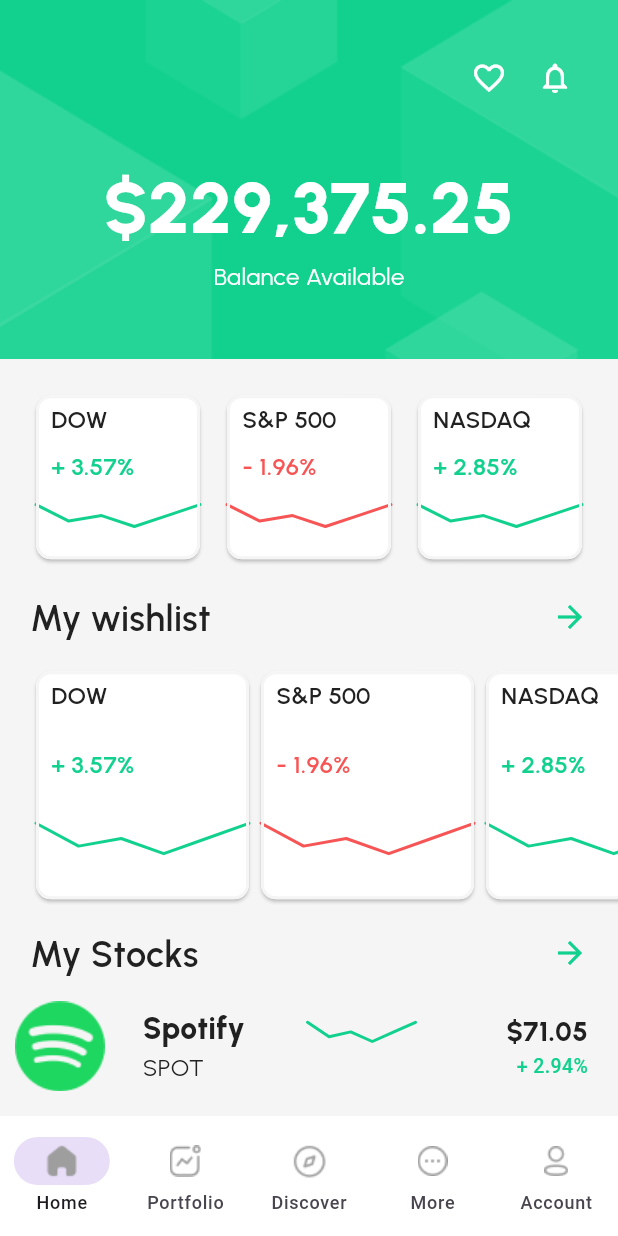
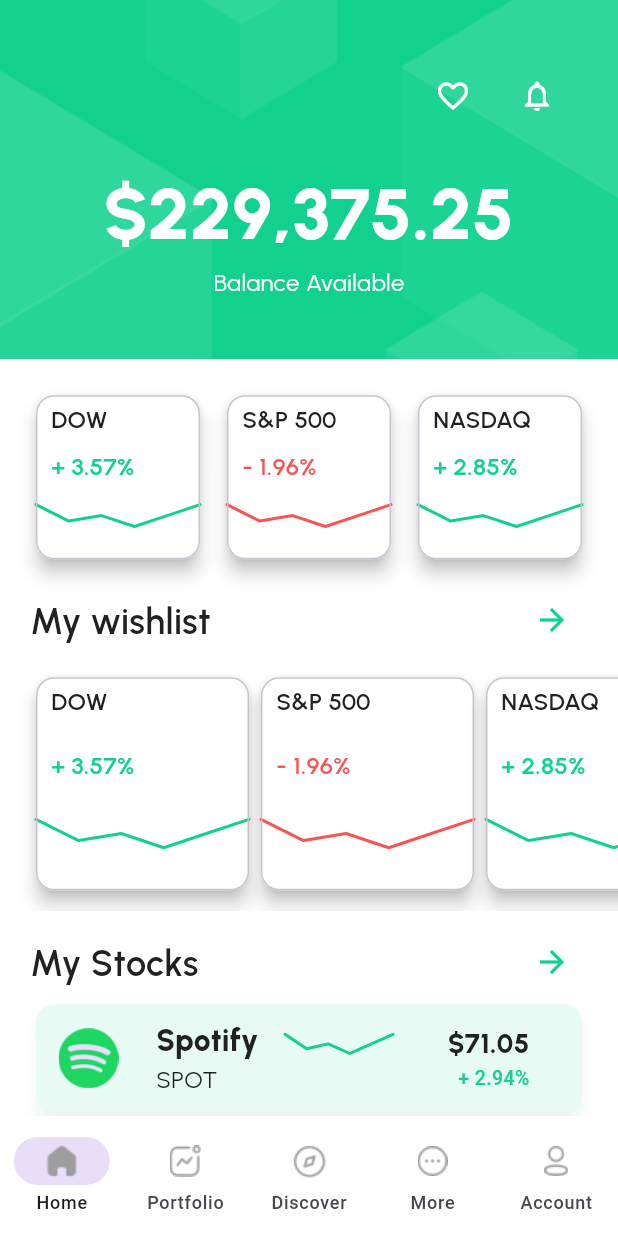
Before and after one commit to mfahad88/scstrade_pro, a Flutter app: the DashboardScreen screen opened directly, on a phone screen of 412 x 824 dp. Run offline on Flutter 3.47's test engine with Material 3 defaults, Android fonts, the phone set to English and light mode, and no system bars; drawn by our look-alikes of fl_chart; our stand-ins replace camera, flutter_svg, gradient_borders; missing offline and left inert: flutter_constraintlayout.

Commit message:
Home Screen done

```diff
--- a/lib/provider/dashboard_viewmodel.dart
+++ b/lib/provider/dashboard_viewmodel.dart
@@ -1,12 +1,351 @@
+import 'package:fl_chart/fl_chart.dart';
 import 'package:flutter/material.dart';
+
+import '../models/MyStock.dart';
 
 class DashboardViewmodel extends ChangeNotifier{
   int _selectedIndex=0;
   int get selectedIndex => _selectedIndex;
+  List<MyStock> get list => _list;
+  List<MyStock> _list=[
+    MyStock(image: 'images/spotify_logo.png',
+        title: 'Spotify',
+        shortName: 'SPOT',
+        totalAmount: '\$71.05',
+        profitLoss: '+ 2.94%',
+        spots: [
+          const FlSpot(0, 5),
+          const FlSpot(1, 3.5),
+          const FlSpot(2, 4),
+          const FlSpot(3, 3),
+          const FlSpot(4, 4),
+          const FlSpot(5, 5)
+        ]),
+    MyStock(image: 'images/facebook_logo.png',
+        title: 'Meta - Facebook',
+        shortName: 'META',
+        totalAmount: '\$90.79',
+        profitLoss: '- 2.16%',
+        spots: [
+          const FlSpot(0, 5),
+          const FlSpot(1, 3.5),
+          const FlSpot(2, 4),
+          const FlSpot(3, 3),
+          const FlSpot(4, 4),
+          const FlSpot(5, 5)
+        ]),
+    MyStock(image: 'images/tesla_logo.png',
+        title: 'Tesla',
+        shortName: 'TSLA',
+        totalAmount: '\$207.47',
+        profitLoss: '+ 2.37%',
+        spots: [
+          const FlSpot(0, 5),
+          const FlSpot(1, 3.5),
+          const FlSpot(2, 4),
+          const FlSpot(3, 3),
+          const FlSpot(4, 4),
+          const FlSpot(5, 5)
+        ]),
+    MyStock(image: 'images/facebook_logo.png',
+        title: 'Meta - Facebook',
+        shortName: 'META',
+        totalAmount: '\$90.79',
+        profitLoss: '- 2.16%',
+        spots: [
+          const FlSpot(0, 5),
+          const FlSpot(1, 3.5),
+          const FlSpot(2, 4),
+          const FlSpot(3, 3),
+          const FlSpot(4, 4),
+          const FlSpot(5, 5)
+        ]),
+    MyStock(image: 'images/spotify_logo.png',
+        title: 'Spotify',
+        shortName: 'SPOT',
+        totalAmount: '\$71.05',
+        profitLoss: '+ 2.94%',
+        spots: [
+          const FlSpot(0, 5),
+          const FlSpot(1, 3.5),
+          const FlSpot(2, 4),
+          const FlSpot(3, 3),
+          const FlSpot(4, 4),
+          const FlSpot(5, 5)
+        ]),
+    MyStock(image: 'images/spotify_logo.png',
+        title: 'Spotify',
+        shortName: 'SPOT',
+        totalAmount: '\$71.05',
+        profitLoss: '+ 2.94%',
+        spots: [
+          const FlSpot(0, 5),
+          const FlSpot(1, 3.5),
+          const FlSpot(2, 4),
+          const FlSpot(3, 3),
+          const FlSpot(4, 4),
+          const FlSpot(5, 5)
+        ])
+  ];
 
   set selectedIndex(int selectedIndex){
     _selectedIndex = selectedIndex;
     notifyListeners();
   }
 
+  set list(List<MyStock> list){
+    if(list.isEmpty){
+      _list = [
+        MyStock(image: 'images/spotify_logo.png',
+            title: 'Spotify',
+            shortName: 'SPOT',
+            totalAmount: '\$71.05',
+            profitLoss: '+ 2.94%',
+            spots: [
+              const FlSpot(0, 5),
+              const FlSpot(1, 3.5),
+              const FlSpot(2, 4),
+              const FlSpot(3, 3),
+              const FlSpot(4, 4),
+              const FlSpot(5, 5)
+            ]),
+        MyStock(image: 'images/facebook_logo.png',
+            title: 'Meta - Facebook',
+            shortName: 'META',
+            totalAmount: '\$90.79',
+            profitLoss: '- 2.16%',
+            spots: [
+              const FlSpot(0, 5),
+              const FlSpot(1, 3.5),
+              const FlSpot(2, 4),
+              const FlSpot(3, 3),
+              const FlSpot(4, 4),
+              const FlSpot(5, 5)
+            ]),
+        MyStock(image: 'images/tesla_logo.png',
+            title: 'Tesla',
+            shortName: 'TSLA',
+            totalAmount: '\$207.47',
+            profitLoss: '+ 2.37%',
+            spots: [
+              const FlSpot(0, 5),
+              const FlSpot(1, 3.5),
+              const FlSpot(2, 4),
+              const FlSpot(3, 3),
+              const FlSpot(4, 4),
+              const FlSpot(5, 5)
+            ]),
+        MyStock(image: 'images/facebook_logo.png',
+            title: 'Meta - Facebook',
+            shortName: 'META',
+            totalAmount: '\$90.79',
+            profitLoss: '- 2.16%',
+            spots: [
+              const FlSpot(0, 5),
+              const FlSpot(1, 3.5),
+              const FlSpot(2, 4),
+              const FlSpot(3, 3),
+              const FlSpot(4, 4),
+              const FlSpot(5, 5)
+            ]),
+        MyStock(image: 'images/spotify_logo.png',
+            title: 'Spotify',
+            shortName: 'SPOT',
+            totalAmount: '\$71.05',
+            profitLoss: '+ 2.94%',
+            spots: [
+              const FlSpot(0, 5),
+              const FlSpot(1, 3.5),
+              const FlSpot(2, 4),
+              const FlSpot(3, 3),
+              const FlSpot(4, 4),
+              const FlSpot(5, 5)
+            ]),
+        MyStock(image: 'images/spotify_logo.png',
+            title: 'Spotify',
+            shortName: 'SPOT',
+            totalAmount: '\$71.05',
+            profitLoss: '+ 2.94%',
+            spots: [
+              const FlSpot(0, 5),
+              const FlSpot(1, 3.5),
+              const FlSpot(2, 4),
+              const FlSpot(3, 3),
+              const FlSpot(4, 4),
+              const FlSpot(5, 5)
+            ])
+      ];
+    }else {
+      _list = list;
+    }
+    notifyListeners();
+  }
+
+/*  void getStocks(String? value){
+    if(value=="") {
+      listStock([
+        MyStock(image: 'images/spotify_logo.png',
+            title: 'Spotify',
+            shortName: 'SPOT',
+            totalAmount: '\$71.05',
+            profitLoss: '+ 2.94%',
+            spots: [
+              const FlSpot(0, 5),
+              const FlSpot(1, 3.5),
+              const FlSpot(2, 4),
+              const FlSpot(3, 3),
+              const FlSpot(4, 4),
+              const FlSpot(5, 5)
+            ]),
+        MyStock(image: 'images/facebook_logo.png',
+            title: 'Meta - Facebook',
+            shortName: 'META',
+            totalAmount: '\$90.79',
+            profitLoss: '- 2.16%',
+            spots: [
+              const FlSpot(0, 5),
+              const FlSpot(1, 3.5),
+              const FlSpot(2, 4),
+              const FlSpot(3, 3),
+              const FlSpot(4, 4),
+              const FlSpot(5, 5)
+            ]),
+        MyStock(image: 'images/tesla_logo.png',
+            title: 'Tesla',
+            shortName: 'TSLA',
+            totalAmount: '\$207.47',
+            profitLoss: '+ 2.37%',
+            spots: [
+              const FlSpot(0, 5),
+              const FlSpot(1, 3.5),
+              const FlSpot(2, 4),
+              const FlSpot(3, 3),
+              const FlSpot(4, 4),
+              const FlSpot(5, 5)
+            ]),
+        MyStock(image: 'images/facebook_logo.png',
+            title: 'Meta - Facebook',
+            shortName: 'META',
+            totalAmount: '\$90.79',
+            profitLoss: '- 2.16%',
+            spots: [
+              const FlSpot(0, 5),
+              const FlSpot(1, 3.5),
+              const FlSpot(2, 4),
+              const FlSpot(3, 3),
+              const FlSpot(4, 4),
+              const FlSpot(5, 5)
+            ]),
+        MyStock(image: 'images/spotify_logo.png',
+            title: 'Spotify',
+            shortName: 'SPOT',
+            totalAmount: '\$71.05',
+            profitLoss: '+ 2.94%',
+            spots: [
+              const FlSpot(0, 5),
+              const FlSpot(1, 3.5),
+              const FlSpot(2, 4),
+              const FlSpot(3, 3),
+              const FlSpot(4, 4),
+              const FlSpot(5, 5)
+            ]),
+        MyStock(image: 'images/spotify_logo.png',
+            title: 'Spotify',
+            shortName: 'SPOT',
+            totalAmount: '\$71.05',
+            profitLoss: '+ 2.94%',
+            spots: [
+              const FlSpot(0, 5),
+              const FlSpot(1, 3.5),
+              const FlSpot(2, 4),
+              const FlSpot(3, 3),
+              const FlSpot(4, 4),
+              const FlSpot(5, 5)
+            ])
+      ]);
+    }else{
+      listStock([
+        MyStock(image: 'images/spotify_logo.png',
+            title: 'Spotify',
+            shortName: 'SPOT',
+            totalAmount: '\$71.05',
+            profitLoss: '+ 2.94%',
+            spots: [
+              const FlSpot(0, 5),
+              const FlSpot(1, 3.5),
+              const FlSpot(2, 4),
+              const FlSpot(3, 3),
+              const FlSpot(4, 4),
+              const FlSpot(5, 5)
+            ]),
+        MyStock(image: 'images/facebook_logo.png',
+            title: 'Meta - Facebook',
+            shortName: 'META',
+            totalAmount: '\$90.79',
+            profitLoss: '- 2.16%',
+            spots: [
+              const FlSpot(0, 5),
+              const FlSpot(1, 3.5),
+              const FlSpot(2, 4),
+              const FlSpot(3, 3),
+              const FlSpot(4, 4),
+              const FlSpot(5, 5)
+            ]),
+        MyStock(image: 'images/tesla_logo.png',
+            title: 'Tesla',
+            shortName: 'TSLA',
+            totalAmount: '\$207.47',
+            profitLoss: '+ 2.37%',
+            spots: [
+              const FlSpot(0, 5),
+              const FlSpot(1, 3.5),
+              const FlSpot(2, 4),
+              const FlSpot(3, 3),
+              const FlSpot(4, 4),
+              const FlSpot(5, 5)
+            ]),
+        MyStock(image: 'images/facebook_logo.png',
+            title: 'Meta - Facebook',
+            shortName: 'META',
+            totalAmount: '\$90.79',
+            profitLoss: '- 2.16%',
+            spots: [
+              const FlSpot(0, 5),
+              const FlSpot(1, 3.5),
+              const FlSpot(2, 4),
+              const FlSpot(3, 3),
+              const FlSpot(4, 4),
+              const FlSpot(5, 5)
+            ]),
+        MyStock(image: 'images/spotify_logo.png',
+            title: 'Spotify',
+            shortName: 'SPOT',
+            totalAmount: '\$71.05',
+            profitLoss: '+ 2.94%',
+            spots: [
+              const FlSpot(0, 5),
+              const FlSpot(1, 3.5),
+              const FlSpot(2, 4),
+              const FlSpot(3, 3),
+              const FlSpot(4, 4),
+              const FlSpot(5, 5)
+            ]),
+        MyStock(image: 'images/spotify_logo.png',
+            title: 'Spotify',
+            shortName: 'SPOT',
+            totalAmount: '\$71.05',
+            profitLoss: '+ 2.94%',
+            spots: [
+              const FlSpot(0, 5),
+              const FlSpot(1, 3.5),
+              const FlSpot(2, 4),
+              const FlSpot(3, 3),
+              const FlSpot(4, 4),
+              const FlSpot(5, 5)
+            ])
+      ].where((element) => element.title.toLowerCase().contains(value!.toLowerCase()),).toList());
+    }
+
+  }*/
+
 }
--- a/lib/screens/dashboard/dashboard_screen.dart
+++ b/lib/screens/dashboard/dashboard_screen.dart
@@ -4,6 +4,7 @@ import 'package:provider/provider.dart';
 import 'package:scstrade_pro/provider/dashboard_viewmodel.dart';
 import 'package:scstrade_pro/provider/theme_controller.dart';
 import 'package:scstrade_pro/screens/dashboard/home_screen.dart';
+import 'package:scstrade_pro/screens/dashboard/notification_screen.dart';
 
 class DashboardScreen extends StatelessWidget {
   const DashboardScreen({super.key});
@@ -14,7 +15,7 @@ class DashboardScreen extends StatelessWidget {
     DashboardViewmodel dashboardViewmodel = context.read();
     return Scaffold(
       extendBodyBehindAppBar: true,
-      backgroundColor: Colors.grey.shade100,
+      backgroundColor: Colors.white,
       body: Column(
         children: [
           Stack(
@@ -34,12 +35,13 @@ class DashboardScreen extends StatelessWidget {
                         Container(
                             margin: const EdgeInsets.only(right: 20),
                             child: const Icon(Icons.favorite_border_outlined,color: Colors.white)),
-                        const Icon(Icons.notifications_none_outlined,color: Colors.white)
+                        IconButton(onPressed: () => Navigator.push(context,MaterialPageRoute(builder: (context) => const NotificationScreen(),)),
+                            icon: const Icon(Icons.notifications_none_outlined,color: Colors.white))
                       ],
                     ),
                   ),
                   Container(
-                    margin: const EdgeInsets.only(top: 40),
+                    margin: const EdgeInsets.only(top: 20),
                     child: Text('\$229,375.25',style: themeController.themeData.textTheme.headlineLarge!.copyWith(
                         color: Colors.white,
                         fontSize: 48
--- a/lib/screens/dashboard/home_screen.dart
+++ b/lib/screens/dashboard/home_screen.dart
@@ -4,6 +4,7 @@ import 'package:provider/provider.dart';
 import 'package:scstrade_pro/models/MyStock.dart';
 import 'package:scstrade_pro/provider/theme_controller.dart';
 import 'package:scstrade_pro/screens/dashboard/my_wishlist.dart';
+import 'package:scstrade_pro/screens/dashboard/my_wishlist_screen.dart';
 import 'package:scstrade_pro/widgets/heading_with_arrow.dart';
 import 'package:scstrade_pro/widgets/my_card.dart';
 import 'package:scstrade_pro/widgets/my_stock_grid.dart';
@@ -252,18 +253,24 @@ class HomeScreen extends StatelessWidget {
               ),
             ),
             Container(
-                margin: const EdgeInsets.only(top: 10),
-                child: const HeadingWithArrow(title: "My wishlist")
+                margin: const EdgeInsets.only(top: 10,left: 20,right: 20),
+                child: HeadingWithArrow(title: "My wishlist", onPressed: () {
+                  Navigator.push(context, MaterialPageRoute(builder: (context) => const MyWishlistScreen()));
+                },)
             ),
             Container(
-              margin: const EdgeInsets.only(top: 10),
+              margin: const EdgeInsets.only(top: 10,),
               child: const MyWishlist(),
             ),
             Container(
-                margin: const EdgeInsets.only(top: 10),
-                child: const HeadingWithArrow(title: "My Stocks")
+                margin: const EdgeInsets.only(top: 10,left: 20,right: 20),
+                child: HeadingWithArrow(title: "My Stocks", onPressed: () {
+
+                },)
             ),
-            MyStockGrid(list: getStocks())
+            Container(
+              padding: const EdgeInsets.symmetric(horizontal: 20),
+                child: MyStockGrid(list: getStocks()))
           ],
         ),
       ),
--- a/lib/screens/dashboard/my_wishlist.dart
+++ b/lib/screens/dashboard/my_wishlist.dart
@@ -14,7 +14,7 @@ class MyWishlist extends StatelessWidget {
       height: 160,
       child: ListView(
         scrollDirection: Axis.horizontal,
-        padding: const EdgeInsets.only(left: 20,right: 20),
+        padding: const EdgeInsets.only(left: 20,right: 20,bottom: 10),
         children:  [
           MyCard(
             width: 150,
--- a/lib/widgets/heading_with_arrow.dart
+++ b/lib/widgets/heading_with_arrow.dart
@@ -4,22 +4,20 @@ import 'package:scstrade_pro/provider/theme_controller.dart';
 
 class HeadingWithArrow extends StatelessWidget {
   final String title;
-  const HeadingWithArrow({super.key,required this.title});
+  final VoidCallback onPressed;
+  const HeadingWithArrow({super.key,required this.title,required this.onPressed});
 
   @override
   Widget build(BuildContext context) {
     ThemeController themeController=context.read();
     return Row(
-      mainAxisSize: MainAxisSize.max,
+
       children: [
-        Expanded(child: Container(
-            margin: const EdgeInsets.symmetric(horizontal: 20),
-            child: Text(title,style: themeController.themeData.textTheme.headlineMedium))),
-        Expanded(
-          child: Container(
-            margin: const EdgeInsets.symmetric(horizontal: 20,vertical: 10),
-            alignment: Alignment.centerRight,
-            child: const Icon(Icons.arrow_forward,color: Color(0xFF12D18E)),),
+        Text(title,style: themeController.themeData.textTheme.headlineMedium),
+        const Spacer(),
+        IconButton(
+          icon: const Icon(Icons.arrow_forward, color: Color(0xFF12D18E)), onPressed: onPressed,
+
         )
 
       ],
--- a/lib/widgets/my_card.dart
+++ b/lib/widgets/my_card.dart
@@ -4,23 +4,29 @@ class MyCard extends StatelessWidget {
   Widget? child;
   double? width;
   double? height;
-  MyCard({super.key,this.child,this.width,this.height});
+  Color? surfaceTintColor;
+  Color? shadowColor;
+  MyCard({super.key,this.child,this.width,this.height,this.surfaceTintColor,this.shadowColor});
 
   @override
   Widget build(BuildContext context) {
     return SizedBox(
       width: width,
       height: height,
-      child: Card(
+      child: Card.outlined(
+        surfaceTintColor: surfaceTintColor,
+        shadowColor: shadowColor,
         color: Colors.white,
-        shape: RoundedRectangleBorder(
+
+        elevation: 5.0,
+        /*shape: RoundedRectangleBorder(
             side: const BorderSide(
                 color: Color(0xFFF5F5F5),
                 width: 2,
                 style: BorderStyle.solid
             ),
             borderRadius: BorderRadius.circular(10)
-        ),
+        ),*/
         child: child,
       ),
     );
--- a/lib/widgets/my_stock_grid.dart
+++ b/lib/widgets/my_stock_grid.dart
@@ -16,14 +16,22 @@ class MyStockGrid extends StatelessWidget {
       shrinkWrap: true,
       physics: const NeverScrollableScrollPhysics(),
       scrollDirection: Axis.vertical,
+      padding:  EdgeInsets.zero,
 
       itemCount: list?.length,
       itemBuilder: (context, index) {
-      return Padding(
-        padding: const EdgeInsets.only(left: 10,top: 10,bottom: 10),
+      return Card.filled(
+        surfaceTintColor:list![index].profitLoss.contains("+")?const Color(0x1A12D18E) : const Color(0x1AF75555),
+        color: Colors.white,
+        shadowColor:  list![index].profitLoss.contains("+")?const Color(0x2612D18E) : const Color(0x26F75555),
+        elevation: 5.0,
+        child: Padding(
+          padding: const EdgeInsets.symmetric(horizontal: 15,vertical: 10),
           child: Row(
             children: [
-            Image.asset(list![index].image),
+              CircleAvatar(
+                radius: 20,
+                  child: Image.asset(list![index].image,fit: BoxFit.fill,)),
               Expanded(
                 child: Container(
                   margin: const EdgeInsets.only(left: 25),
@@ -101,6 +109,7 @@ class MyStockGrid extends StatelessWidget {
 
             ],
           ),
+        ),
       );
     },
     );
```
Also changed, not shown: lib/screens/dashboard/my_wishlist_screen.dart (added, +46 -0 lines), lib/screens/dashboard/notification_screen.dart (added, +41 -0 lines), lib/widgets/expandable_search.dart (added, +89 -0 lines), images/no_notification.png (added). Lines whose indentation alone changed are shown as unchanged.
